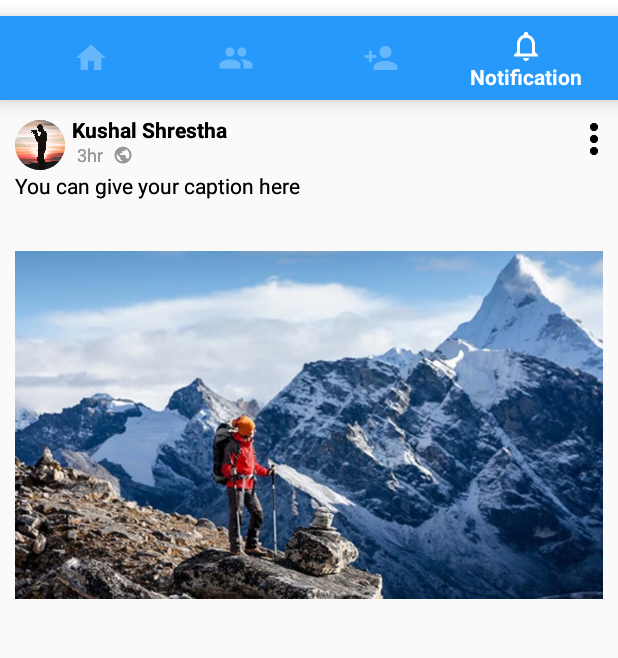
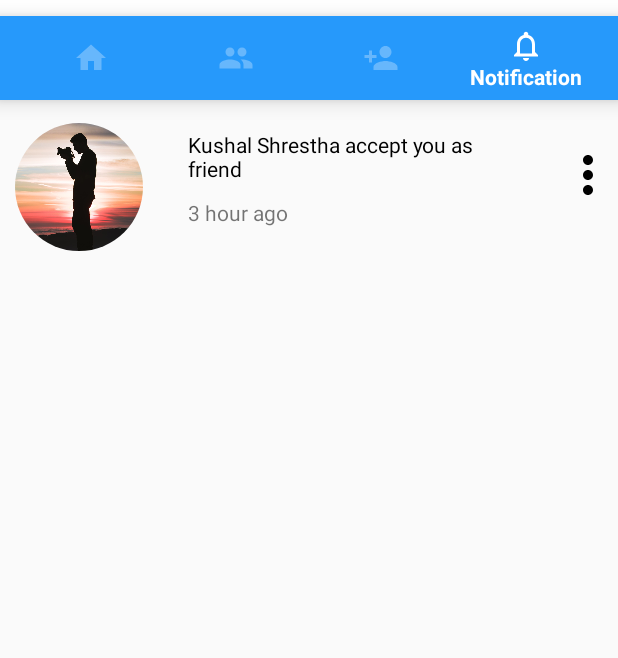
Before and after one commit to rockushal3/androidfinalproject, an Android app: the Home screen opened directly, with no data from a screen before it, item 4 of the bottom bar chosen, on a phone screen of 412 x 824 dp, the part 68-726 px from its top. Run offline under Robolectric (Android 15) with nearby library versions, the phone set to English and light mode, and no system bars; our stand-ins replace CircleImageView.

Commit message:
Home, profile, friend, friend request amd notification design

```diff
--- a/app/src/main/AndroidManifest.xml
+++ b/app/src/main/AndroidManifest.xml
@@ -9,7 +9,7 @@
         android:roundIcon="@mipmap/ic_launcher_round"
         android:supportsRtl="true"
         android:theme="@style/AppTheme">
-        <activity android:name=".profile"></activity>
+        <activity android:name=".profile" />
         <activity android:name=".Home" />
         <activity android:name=".Login">
             <intent-filter>
--- a/app/src/main/java/com/example/journey_mate/Home.java
+++ b/app/src/main/java/com/example/journey_mate/Home.java
@@ -12,7 +12,10 @@ import android.widget.Button;
 import android.widget.Switch;
 import android.widget.Toast;
 //note this import
+import com.example.journey_mate.fragment.Friend_Fragment;
+import com.example.journey_mate.fragment.Friend_Request_Fragment;
 import com.example.journey_mate.fragment.Home_Fragment;
+import com.example.journey_mate.fragment.NotificationFragment;
 import com.google.android.material.bottomnavigation.BottomNavigationView;
 import com.google.android.material.navigation.NavigationView;
 
@@ -30,11 +33,15 @@ public class Home extends AppCompatActivity implements NavigationView.OnNavigati
     ActionBarDrawerToggle drawerToggle ;
     BottomNavigationView home_navigation;
     Home_Fragment home_fragment;
-    Fragment fragment;
+    Friend_Fragment friend_fragment;
+    Friend_Request_Fragment friend_request_fragment;
+    NotificationFragment notificationFragment;
+
 
     @Override
     protected void onCreate(Bundle savedInstanceState) {
         super.onCreate(savedInstanceState);
+
         setContentView(R.layout.activity_home);
 
         //change id to Your id
@@ -49,6 +56,8 @@ public class Home extends AppCompatActivity implements NavigationView.OnNavigati
         drawerLayout.setDrawerListener(drawerToggle);
         // Top Navigation View
         home_navigation = findViewById(R.id.homeNavigation);
+        home_fragment = new Home_Fragment();
+        setFragment(home_fragment);
         menu.setOnClickListener(new View.OnClickListener() {
             @Override
             public void onClick(View view) {
@@ -56,24 +65,30 @@ public class Home extends AppCompatActivity implements NavigationView.OnNavigati
             }
         });
 
-        home_fragment = new Home_Fragment();
-        setFragment(home_fragment);
+
         home_navigation.setOnNavigationItemSelectedListener(new BottomNavigationView.OnNavigationItemSelectedListener() {
             @Override
             public boolean onNavigationItemSelected(@NonNull MenuItem item) {
                 switch (item.getItemId()){
                     case R.id.nav_home:
+
                         setFragment(home_fragment);
                         Toast.makeText(Home.this, "home", Toast.LENGTH_SHORT).show();
                     break;
 
                     case R.id.nav_friend:
+                        friend_fragment = new Friend_Fragment();
+                        setFragment(friend_fragment);
                         Toast.makeText(Home.this, "friend", Toast.LENGTH_SHORT).show();
                         break;
                     case R.id.nav_addfriend:
-                        Toast.makeText(Home.this, "addfriend", Toast.LENGTH_SHORT).show();
+                        friend_request_fragment = new Friend_Request_Fragment();
+                        setFragment(friend_request_fragment);
+                        Toast.makeText(Home.this, "Friend Request", Toast.LENGTH_SHORT).show();
                         break;
                     case R.id.nav_notification:
+                        notificationFragment = new NotificationFragment();
+                        setFragment(notificationFragment);
                         Toast.makeText(Home.this, "notification", Toast.LENGTH_SHORT).show();
                         break;
 
@@ -83,17 +98,26 @@ public class Home extends AppCompatActivity implements NavigationView.OnNavigati
         });
     }
 
+
+
+
+
+
+    // drawer Navigation
     @Override
     public boolean onNavigationItemSelected(MenuItem item) {
-        String itemName = (String)item.getTitle();
         Intent intent;
         switch (item.getItemId()) {
             case R.id.profile_nav:
-                intent = new Intent(Home.this,profile.class);
+                intent = new Intent(this,profile.class);
                 startActivity(intent);
                 break;
             case R.id.home_nav:
-                intent = new Intent(Home.this,Home.class);
+                intent = new Intent(this,Home.class);
+                startActivity(intent);
+                break;
+            case R.id.logout_nav:
+                intent = new Intent(this,Login.class);
                 startActivity(intent);
                 break;
         }
--- /dev/null
+++ b/app/src/main/java/com/example/journey_mate/fragment/NotificationFragment.java
@@ -0,0 +1,32 @@
+package com.example.journey_mate.fragment;
+
+
+import android.os.Bundle;
+
+import androidx.fragment.app.Fragment;
+
+import android.view.LayoutInflater;
+import android.view.View;
+import android.view.ViewGroup;
+
+import com.example.journey_mate.R;
+
+/**
+ * A simple {@link Fragment} subclass.
+ */
+public class NotificationFragment extends Fragment {
+
+
+    public NotificationFragment() {
+        // Required empty public constructor
+    }
+
+
+    @Override
+    public View onCreateView(LayoutInflater inflater, ViewGroup container,
+                             Bundle savedInstanceState) {
+        // Inflate the layout for this fragment
+        return inflater.inflate(R.layout.fragment_notification, container, false);
+    }
+
+}
--- a/app/src/main/res/layout/activity_home.xml
+++ b/app/src/main/res/layout/activity_home.xml
@@ -31,9 +31,9 @@
             android:layout_width="match_parent"
             android:layout_height="match_parent"
             xmlns:android="http://schemas.android.com/apk/res/android">
-        <fragment
+        <FrameLayout
             android:id="@+id/fragment"
-            android:name="com.example.journey_mate.fragment.Home_Fragment"
+
             android:layout_width="match_parent"
             android:layout_height="match_parent" />
         </ScrollView>
--- a/app/src/main/res/layout/activity_profile.xml
+++ b/app/src/main/res/layout/activity_profile.xml
@@ -60,7 +60,7 @@
             android:id="@+id/buttons_layout"
             android:orientation="horizontal"
             android:layout_marginRight="30dp"
-            android:layout_marginLeft="50dp"
+            android:layout_marginLeft="55dp"
             >
             <Button
                 android:layout_width="30dp"
--- /dev/null
+++ b/app/src/main/res/layout/fragment_notification.xml
@@ -0,0 +1,46 @@
+<?xml version="1.0" encoding="utf-8"?>
+<RelativeLayout android:layout_width="match_parent"
+    android:layout_height="wrap_content"
+    xmlns:android="http://schemas.android.com/apk/res/android" >
+    <de.hdodenhof.circleimageview.CircleImageView
+        android:id="@+id/profile_image"
+        android:layout_width="85dp"
+        android:layout_height="85dp"
+        android:layout_marginLeft="10dp"
+        android:layout_marginTop="15dp"
+        android:layout_marginRight="10dp"
+        android:src="@drawable/profile" />
+    <TextView
+        android:layout_width="wrap_content"
+        android:layout_height="wrap_content"
+        android:id="@+id/menu_username"
+        android:text="Kushal Shrestha accept you as friend"
+        android:textSize="14dp"
+        android:layout_marginLeft="20dp"
+        android:textColor="@color/black"
+        android:layout_toRightOf="@id/profile_image"
+        android:layout_toLeftOf="@+id/option"
+        android:layout_marginTop="20dp"
+        />
+    <TextView
+
+        android:layout_width="wrap_content"
+        android:layout_height="40dp"
+        android:layout_toRightOf="@id/profile_image"
+        android:layout_below="@id/menu_username"
+        android:layout_marginTop="10dp"
+        android:layout_marginLeft="20dp"
+        android:text="3 hour ago"
+        />
+    <Button
+        android:id="@+id/option"
+        android:layout_width="40dp"
+        style="@style/Widget.AppCompat.Button.Borderless"
+        android:layout_height="40dp"
+        android:layout_alignParentRight="true"
+        android:layout_marginTop="30dp"
+        android:layout_marginLeft="20dp"
+        android:background="@drawable/toggel_icon"
+        android:backgroundTint="@color/black"
+        />
+</RelativeLayout>
--- a/app/src/main/res/menu/drawable_menu.xml
+++ b/app/src/main/res/menu/drawable_menu.xml
@@ -33,7 +33,7 @@
         android:checkable="true"
         />
     <item
-        android:id="@+id/item6"
+        android:id="@+id/logout_nav"
         android:icon="@drawable/friend_icon"
         android:title="Log out"
         android:checkable="true"
```
Also changed, not shown: app/src/main/java/com/example/journey_mate/fragment/Friend_Fragment.java (added, +32 -0 lines), app/src/main/java/com/example/journey_mate/fragment/Friend_Request_Fragment.java (added, +32 -0 lines), app/src/main/java/com/example/journey_mate/profile.java (+75 -1 lines), app/src/main/res/layout/fragment_friend_.xml (added, +45 -0 lines), app/src/main/res/layout/fragment_friend__request_.xml (added, +47 -0 lines).
